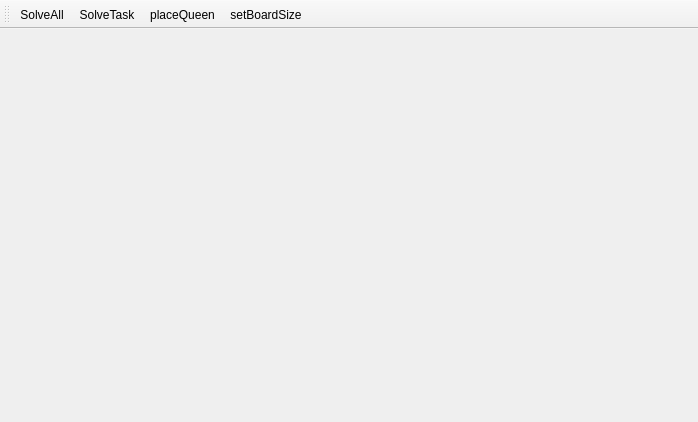
Above: BackTrack/mainwindow.ui from SuperSolik/study-cpp-projects before the change. Below: the same form after it.
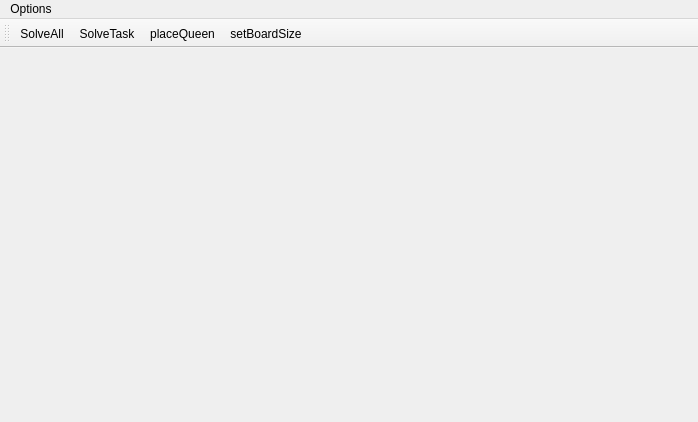
That is the form after the change.

```diff
--- a/BackTrack/mainwindow.ui
+++ b/BackTrack/mainwindow.ui
@@ -23,6 +23,15 @@
      <height>21</height>
     </rect>
    </property>
+   <widget class="QMenu" name="menuOptions">
+    <property name="title">
+     <string>Options</string>
+    </property>
+    <addaction name="actionHelp"/>
+    <addaction name="actionAbout"/>
+    <addaction name="actionChoose_out_file"/>
+   </widget>
+   <addaction name="menuOptions"/>
   </widget>
   <widget class="QToolBar" name="mainToolBar">
    <attribute name="toolBarArea">
```
Left out of the diff: 21 changed lines with no effect on the pictures.
